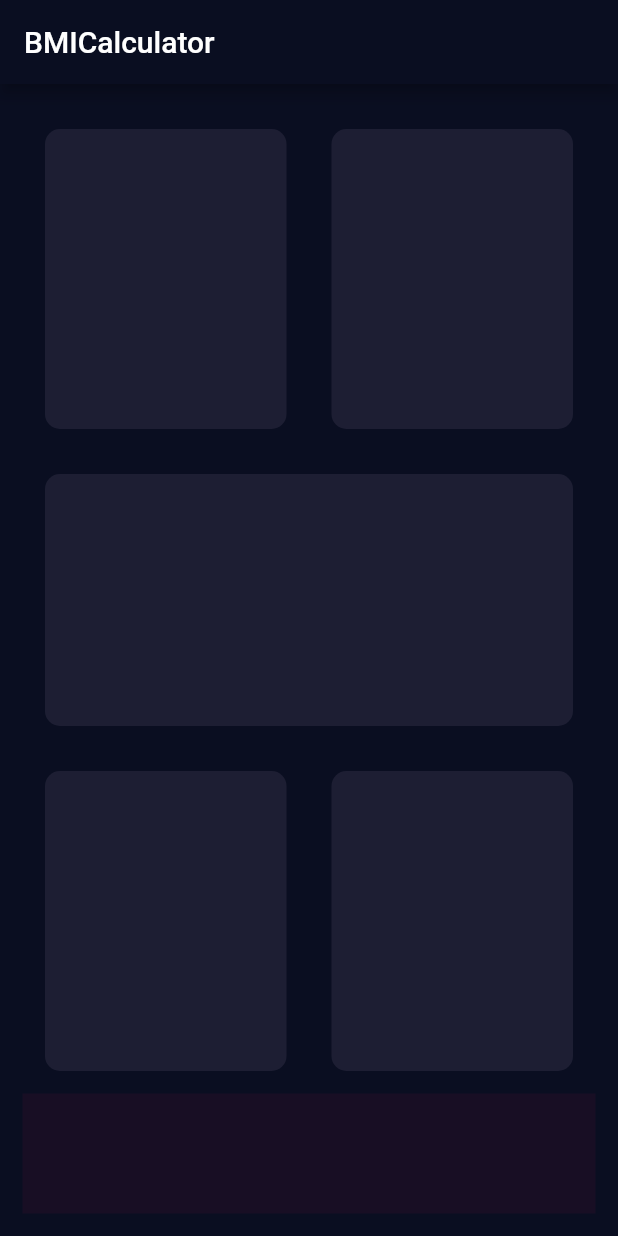
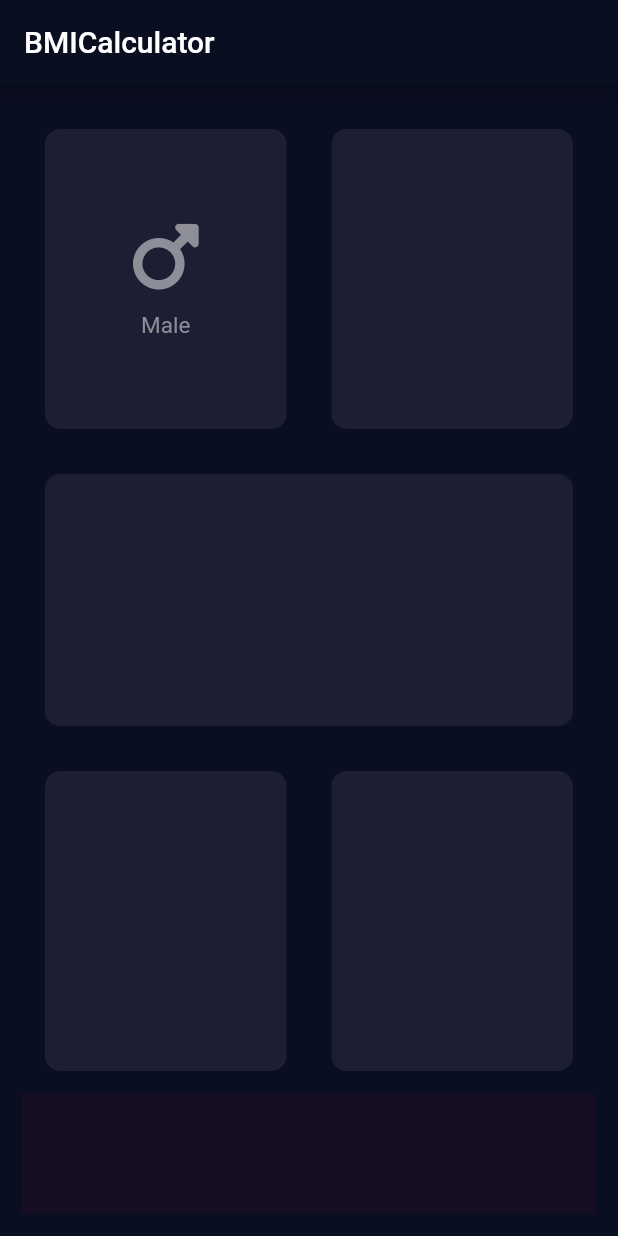
Before and after one commit to Herlarney/bmicalculator, a Flutter app: the screen it shows after launch, on a phone screen of 412 x 824 dp. Run offline on Flutter 3.47's test engine with Material 2 defaults, Android fonts, the phone set to English and light mode, and no system bars; our stand-ins replace font_awesome_flutter.

```diff
--- a/lib/ReusableCard.dart
+++ b/lib/ReusableCard.dart
@@ -1,19 +1,19 @@
+// ignore_for_file: use_key_in_widget_constructors, sort_child_properties_last
+
 import 'package:flutter/material.dart';
 
 class ReusableCard extends StatelessWidget {
   // ignore: prefer_const_constructors_in_immutables
-  ReusableCard({
-    this.color,
-    this.width,
-    this.height,
-  });
+  ReusableCard({this.color, this.width, this.cardChild, this.height});
   final Color? color;
   final double? width;
+  final Widget? cardChild;
   final double? height;
 
   @override
   Widget build(BuildContext context) {
     return Container(
+      child: cardChild,
       height: 200,
       width: width,
       margin: const EdgeInsets.all(15),
--- /dev/null
+++ b/lib/iconcontent.dart
@@ -0,0 +1,31 @@
+// ignore_for_file: use_full_hex_values_for_flutter_colors, prefer_const_constructors, prefer_const_literals_to_create_immutables
+
+import 'package:flutter/material.dart';
+import 'package:font_awesome_flutter/font_awesome_flutter.dart';
+
+class IconContent extends StatelessWidget {
+  IconContent({this.label, this.icon});
+  final String? label;
+  final IconData? icon;
+
+  @override
+  Widget build(BuildContext context) {
+    return Column(
+      mainAxisAlignment: MainAxisAlignment.center,
+      children: <Widget>[
+        Icon(
+          icon,
+          size: 50,
+          color: Color(0x0FFF8D8E98),
+        ),
+        SizedBox(
+          height: 12,
+        ),
+        Text(
+          label!,
+          style: TextStyle(fontSize: 15, color: Color(0x0FFF8D8E98)),
+        )
+      ],
+    );
+  }
+}
--- a/lib/inputpage.dart
+++ b/lib/inputpage.dart
@@ -1,7 +1,9 @@
-// ignore_for_file: prefer_const_constructors, duplicate_ignore
+// ignore_for_file: prefer_const_constructors, duplicate_ignore, unused_import, prefer_const_literals_to_create_immutables
 
 import 'package:flutter/material.dart';
+import 'iconcontent.dart';
 import 'ReusableCard.dart';
+import 'package:font_awesome_flutter/font_awesome_flutter.dart';
 
 class BMICaculator extends StatelessWidget {
   const BMICaculator({Key? key}) : super(key: key);
@@ -23,6 +25,10 @@ class BMICaculator extends StatelessWidget {
               children: <Widget>[
                 Expanded(
                     child: ReusableCard(
+                  cardChild: IconContent(
+                    icon: FontAwesomeIcons.mars,
+                    label: 'Male',
+                  ),
                   // ignore: prefer_const_constructors
                   color: Color(0xFF1D1E33),
                   width: 180,
@@ -41,6 +47,7 @@ class BMICaculator extends StatelessWidget {
               // ignore: prefer_const_constructors
               color: Color(0xFF1D1E33),
               width: double.infinity,
+              height: double.infinity,
             )),
             Row(
               children: <Widget>[
--- a/pubspec.yaml
+++ b/pubspec.yaml
@@ -34,6 +34,7 @@ dependencies:
   # The following adds the Cupertino Icons font to your application.
   # Use with the CupertinoIcons class for iOS style icons.
   cupertino_icons: ^1.0.2
+  font_awesome_flutter: ^10.1.0
 
 dev_dependencies:
   flutter_test:
```
Also changed, not shown: pubspec.lock.
